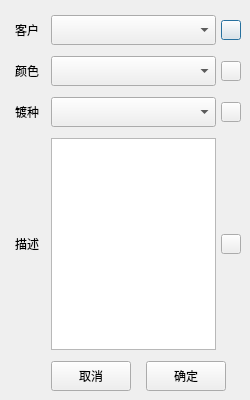
This is Qt/ERP/dialognewmateriel.ui in superp2017/NTERP as Qt 5 draws it before an edit. The edited form follows.
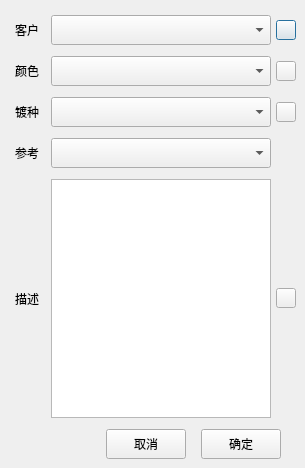
This is the edited form. Icons and pictures are not drawn.

```diff
--- a/Qt/ERP/dialognewmateriel.ui
+++ b/Qt/ERP/dialognewmateriel.ui
@@ -6,8 +6,8 @@
    <rect>
     <x>0</x>
     <y>0</y>
-    <width>250</width>
-    <height>400</height>
+    <width>305</width>
+    <height>468</height>
    </rect>
   </property>
   <property name="minimumSize">
@@ -49,6 +49,16 @@
      <property name="verticalSpacing">
       <number>11</number>
      </property>
+     <item row="0" column="2">
+      <widget class="QComboBox" name="comboBox_custom">
+       <property name="minimumSize">
+        <size>
+         <width>0</width>
+         <height>30</height>
+        </size>
+       </property>
+      </widget>
+     </item>
      <item row="0" column="0">
       <widget class="QLabel" name="label_5">
        <property name="text">
@@ -56,17 +66,7 @@
        </property>
       </widget>
      </item>
-     <item row="0" column="1">
-      <widget class="QComboBox" name="comboBox_custom">
-       <property name="minimumSize">
-        <size>
-         <width>0</width>
-         <height>30</height>
-        </size>
-       </property>
-      </widget>
-     </item>
-     <item row="0" column="2">
+     <item row="0" column="3">
       <widget class="QPushButton" name="pushButton_add_custom">
        <property name="minimumSize">
         <size>
@@ -98,17 +98,17 @@
        </property>
       </widget>
      </item>
-     <item row="1" column="1">
-      <widget class="QComboBox" name="comboBox_color">
-       <property name="minimumSize">
-        <size>
-         <width>0</width>
-         <height>30</height>
-        </size>
-       </property>
-      </widget>
-     </item>
      <item row="1" column="2">
+      <widget class="QComboBox" name="comboBox_color">
+       <property name="minimumSize">
+        <size>
+         <width>0</width>
+         <height>30</height>
+        </size>
+       </property>
+      </widget>
+     </item>
+     <item row="1" column="3">
       <widget class="QPushButton" name="pushButton_Add_color">
        <property name="minimumSize">
         <size>
@@ -133,6 +133,23 @@
        </property>
       </widget>
      </item>
+     <item row="4" column="0">
+      <widget class="QLabel" name="label_4">
+       <property name="text">
+        <string>描述  </string>
+       </property>
+      </widget>
+     </item>
+     <item row="2" column="2">
+      <widget class="QComboBox" name="comboBox_type">
+       <property name="minimumSize">
+        <size>
+         <width>0</width>
+         <height>30</height>
+        </size>
+       </property>
+      </widget>
+     </item>
      <item row="2" column="0">
       <widget class="QLabel" name="label_3">
        <property name="text">
@@ -140,49 +157,7 @@
        </property>
       </widget>
      </item>
-     <item row="2" column="1">
-      <widget class="QComboBox" name="comboBox_type">
-       <property name="minimumSize">
-        <size>
-         <width>0</width>
-         <height>30</height>
-        </size>
-       </property>
-      </widget>
-     </item>
-     <item row="2" column="2">
-      <widget class="QPushButton" name="pushButton_add_type">
-       <property name="minimumSize">
-        <size>
-         <width>20</width>
-         <height>20</height>
-        </size>
-       </property>
-       <property name="maximumSize">
-        <size>
-         <width>20</width>
-         <height>20</height>
-        </size>
-       </property>
-       <property name="styleSheet">
-        <string notr="true">border-image: url(:/icon/plus.ico);</string>
-       </property>
-       <property name="text">
-        <string/>
-       </property>
-       <property name="flat">
-        <bool>false</bool>
-       </property>
-      </widget>
-     </item>
-     <item row="3" column="0">
-      <widget class="QLabel" name="label_4">
-       <property name="text">
-        <string>描述  </string>
-       </property>
-      </widget>
-     </item>
-     <item row="3" column="1">
+     <item row="4" column="2">
       <widget class="QTextEdit" name="textEdit">
        <property name="minimumSize">
         <size>
@@ -192,7 +167,7 @@
        </property>
       </widget>
      </item>
-     <item row="3" column="2">
+     <item row="4" column="3">
       <widget class="QPushButton" name="pushButton_clear">
        <property name="minimumSize">
         <size>
@@ -214,6 +189,48 @@
        </property>
       </widget>
      </item>
+     <item row="3" column="2">
+      <widget class="QComboBox" name="comboBox_same">
+       <property name="minimumSize">
+        <size>
+         <width>0</width>
+         <height>30</height>
+        </size>
+       </property>
+      </widget>
+     </item>
+     <item row="3" column="0">
+      <widget class="QLabel" name="label">
+       <property name="text">
+        <string>参考</string>
+       </property>
+      </widget>
+     </item>
+     <item row="2" column="3">
+      <widget class="QPushButton" name="pushButton_add_type">
+       <property name="minimumSize">
+        <size>
+         <width>20</width>
+         <height>20</height>
+        </size>
+       </property>
+       <property name="maximumSize">
+        <size>
+         <width>20</width>
+         <height>20</height>
+        </size>
+       </property>
+       <property name="styleSheet">
+        <string notr="true">border-image: url(:/icon/plus.ico);</string>
+       </property>
+       <property name="text">
+        <string/>
+       </property>
+       <property name="flat">
+        <bool>false</bool>
+       </property>
+      </widget>
+     </item>
     </layout>
    </item>
    <item row="1" column="0">
```
